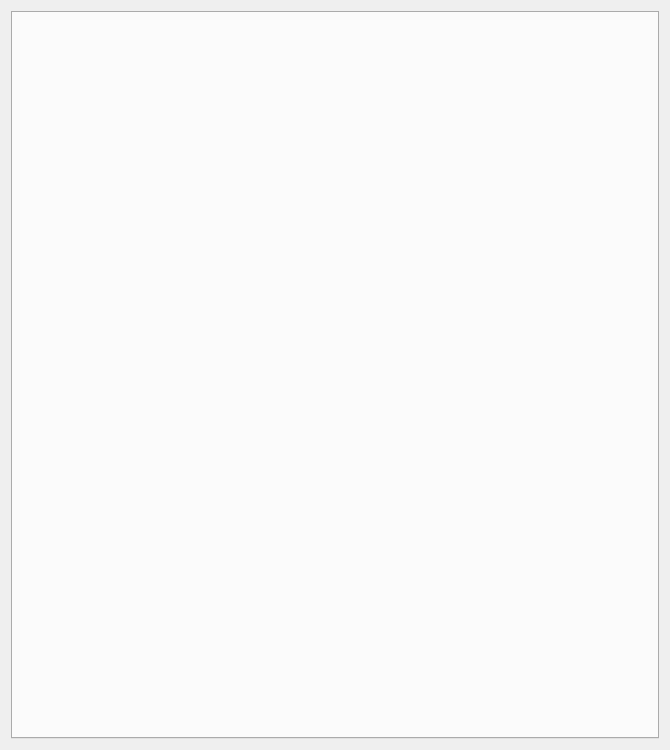
Qt form mainwindow.ui (jiangzc/FlashBox) before a commit.
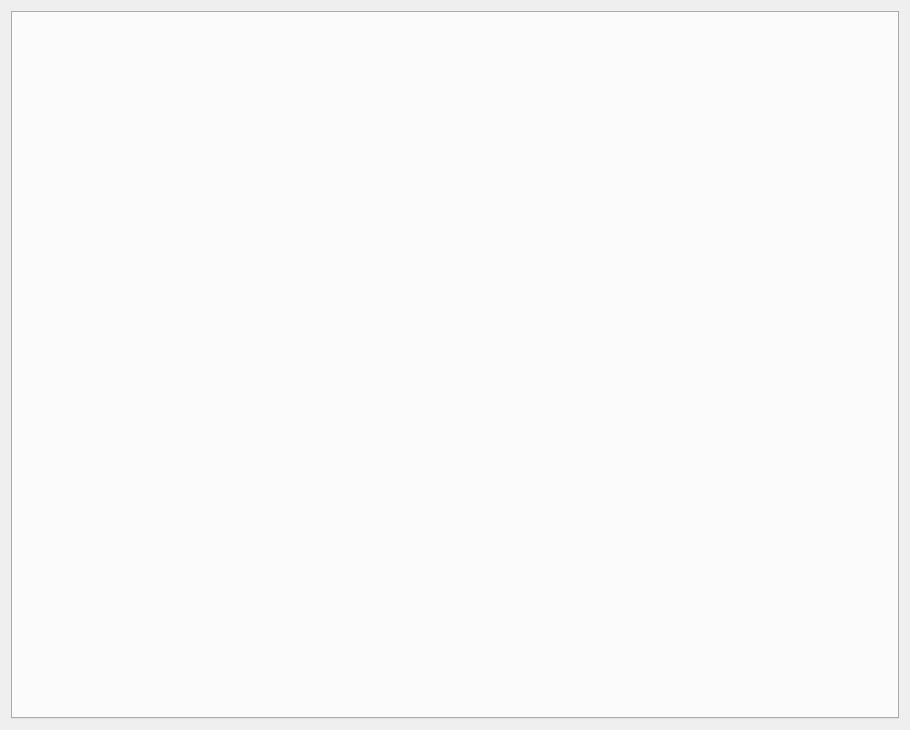
The same form after that commit.

Patch:
```diff
--- a/mainwindow.ui
+++ b/mainwindow.ui
@@ -6,8 +6,8 @@
    <rect>
     <x>0</x>
     <y>0</y>
-    <width>670</width>
-    <height>750</height>
+    <width>910</width>
+    <height>730</height>
    </rect>
   </property>
   <property name="windowTitle">
```
